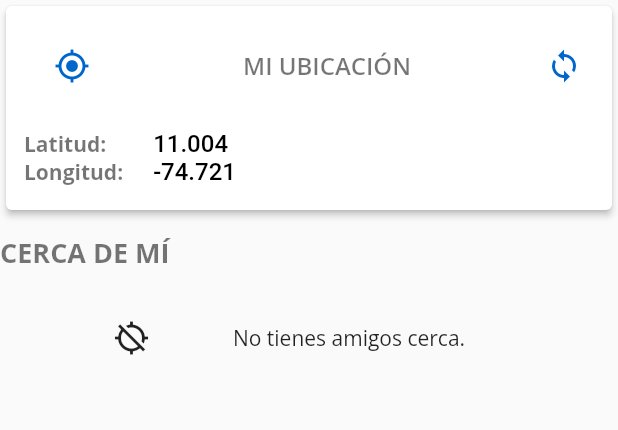
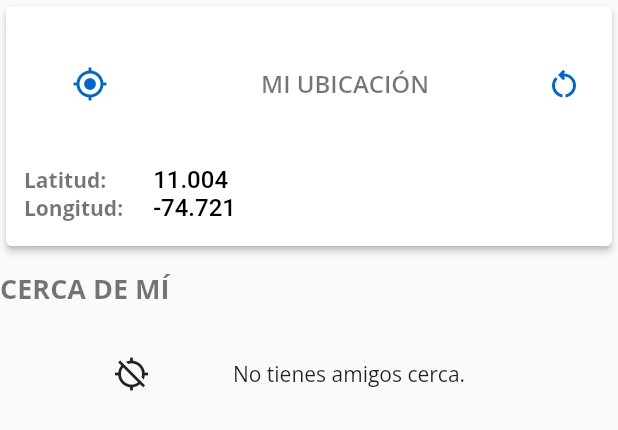
Before and after one commit to CaruBardd/Blackboard_public, a Flutter app: the LocationScreen widget shown alone on an empty page, opened directly, on a phone screen of 412 x 824 dp. Shown: the top 430 px of the screen. Run offline on Flutter 3.47's test engine with Material 2 defaults, Android fonts, the phone set to English and light mode, and no system bars; our stand-ins replace cloud_firestore, connectivity_plus, firebase_auth, firebase_core, firebase_database, get and 4 more; accounts and stored records are empty.

Commit message:
PreSprint 4 - v.3.2 - Se puede abrir maps con long.lat; ajuste botones locationcard

```diff
--- a/lib/ui/pages/content/location/location_screen.dart
+++ b/lib/ui/pages/content/location/location_screen.dart
@@ -8,6 +8,7 @@ import 'package:red_blackboard/domain/models/record.dart';
 import 'package:red_blackboard/domain/use_cases/controllers/firestore_controller.dart';
 //import 'package:red_blackboard/domain/use_cases/controllers/location_controller.dart';
 import 'widgets/location_card.dart';
+import 'package:url_launcher/url_launcher.dart';
 
 final databaseRef = FirebaseDatabase.instance.reference();
 
@@ -23,6 +24,7 @@ class _State extends State<LocationScreen> with InternetConnectionContent {
   var _locationController = Get.put(FirebaseController());
   late Future<List<LocationModel>> futureLocations;
   var _context;
+  bool _myUserLeftWidget = false;
   final items = List<String>.generate(8, (i) => "Item $i");
   final List<String> nombres = <String>[
     'Julio Mendoza',
@@ -58,7 +60,9 @@ class _State extends State<LocationScreen> with InternetConnectionContent {
                 return LocationCard(
                     title: element.user,
                     lat: element.latitud,
-                    long: element.longitud);
+                    long: element.longitud,
+                    topLeftWidget:
+                        otherUsersTopLeft(element.latitud, element.longitud));
               });
         });
       } else {
@@ -106,6 +110,28 @@ class _State extends State<LocationScreen> with InternetConnectionContent {
     return isConnected();
   }
 
+  IconButton otherUsersTopLeft(double latitud, double longitud) {
+    return IconButton(
+        icon: const Icon(Icons.near_me_outlined),
+        color: Theme.of(context).colorScheme.primary,
+        onPressed: () => launch(
+            'https://www.google.com/maps/search/?api=1&query=${latitud.toString()},${longitud.toString()}'));
+  }
+
+  IconButton myUserTopLeft() {
+    if (!_myUserLeftWidget) {
+      return IconButton(
+          onPressed: (() => _locationController.addEntry(13.46, 7.65)),
+          icon: const Icon(Icons.my_location_outlined),
+          color: Theme.of(context).colorScheme.primary);
+    } else {
+      return IconButton(
+          onPressed: (() => _locationController.deleteEntry()),
+          icon: const Icon(Icons.my_location_outlined),
+          color: Theme.of(context).colorScheme.primary);
+    }
+  }
+
   @override
   Widget mainWidget() {
     return SingleChildScrollView(
@@ -118,7 +144,10 @@ class _State extends State<LocationScreen> with InternetConnectionContent {
             title: 'MI UBICACIÓN',
             lat: 11.004,
             long: -74.721,
-            onUpdate: () => _locationController.addEntry(10.45, 56.21),
+            onUpdate: () {
+              _locationController.addEntry(13.46, 7.65);
+            },
+            topLeftWidget: myUserTopLeft(),
           ),
           Padding(
             padding: const EdgeInsets.symmetric(vertical: 12.0),
@@ -128,25 +157,6 @@ class _State extends State<LocationScreen> with InternetConnectionContent {
             ),
           ),
           _list()
-          // ListView on remaining screen space
-          /*ListView.builder(
-            itemCount: nombres.length,
-            itemBuilder: (context, index) {
-              //index es la variable iteradora: puede ser [0,1,2,3...n], donde n es la posicion final la lista
-              return Obx(() => LocationCard(
-                    title: nombres[index],
-                    lat: _controller.latitud[index].value,
-                    long: _controller.longitud[index].value,
-                    distance: _controller.distancia[index].value,
-                    onUpdate: () {
-                      _controller.updateLocation(index);
-                    },
-                  ));
-            },
-            // Avoid scrollable inside scrollable
-            shrinkWrap: true,
-            physics: const NeverScrollableScrollPhysics(),
-          ),*/
         ],
       ),
     );
--- a/lib/ui/pages/content/location/widgets/location_card.dart
+++ b/lib/ui/pages/content/location/widgets/location_card.dart
@@ -1,4 +1,6 @@
 import 'package:flutter/material.dart';
+import 'package:get/get.dart';
+import 'package:http/http.dart';
 import 'package:red_blackboard/ui/widgets/card.dart';
 
 class LocationCard extends StatelessWidget {
@@ -6,19 +8,39 @@ class LocationCard extends StatelessWidget {
   final double lat, long;
   final double? distance;
   final VoidCallback? onUpdate;
+  final IconButton topLeftWidget;
 
   // PostCard constructor
-  const LocationCard(
+  LocationCard(
       {Key? key,
       required this.title,
       required this.lat,
       required this.long,
       this.distance,
-      this.onUpdate})
+      this.onUpdate,
+      required this.topLeftWidget})
       : super(key: key);
 
   // We create a Stateless widget that contais an AppCard,
   // Passing all the customizable views as parameters
+
+  Widget topRightIconButton(Color primaryColor) {
+    if (onUpdate != null) {
+      return IconButton(
+        icon: Icon(
+          Icons.restart_alt_outlined,
+          color: primaryColor,
+        ),
+        onPressed: onUpdate,
+      );
+    } else {
+      return const SizedBox(
+        height: 1,
+        width: 1,
+      );
+    }
+  }
+
   @override
   Widget build(BuildContext context) {
     Color primaryColor = Theme.of(context).colorScheme.primary;
@@ -26,26 +48,10 @@ class LocationCard extends StatelessWidget {
       key: const Key("locationCard"),
       title: title,
       // topLeftWidget widget as an Icon
-      topLeftWidget: Padding(
-        padding: const EdgeInsets.all(24.0),
-        child: Icon(
-          onUpdate != null
-              ? Icons.my_location_outlined
-              : Icons.near_me_outlined,
-          color: primaryColor,
-        ),
-      ),
+      topLeftWidget:
+          Padding(padding: const EdgeInsets.all(24.0), child: topLeftWidget),
       // topRightWidget widget as an IconButton or null
-
-      topRightWidget: onUpdate != null
-          ? IconButton(
-              icon: Icon(
-                Icons.sync_outlined,
-                color: primaryColor,
-              ),
-              onPressed: onUpdate,
-            )
-          : null,
+      topRightWidget: topRightIconButton(primaryColor),
       content: Row(
         mainAxisSize: MainAxisSize.max,
         children: [
--- a/pubspec.yaml
+++ b/pubspec.yaml
@@ -29,6 +29,7 @@ dependencies:
   cloud_firestore: ^3.1.1
   mockito:
   shared_preferences: ^2.0.9
+  url_launcher: ^6.0.17
 
 
   # The following adds the Cupertino Icons font to your application.
```
Also changed, not shown: lib/domain/use_cases/controllers/firestore_controller.dart (+8 -3 lines), pubspec.lock, 1 other file.
